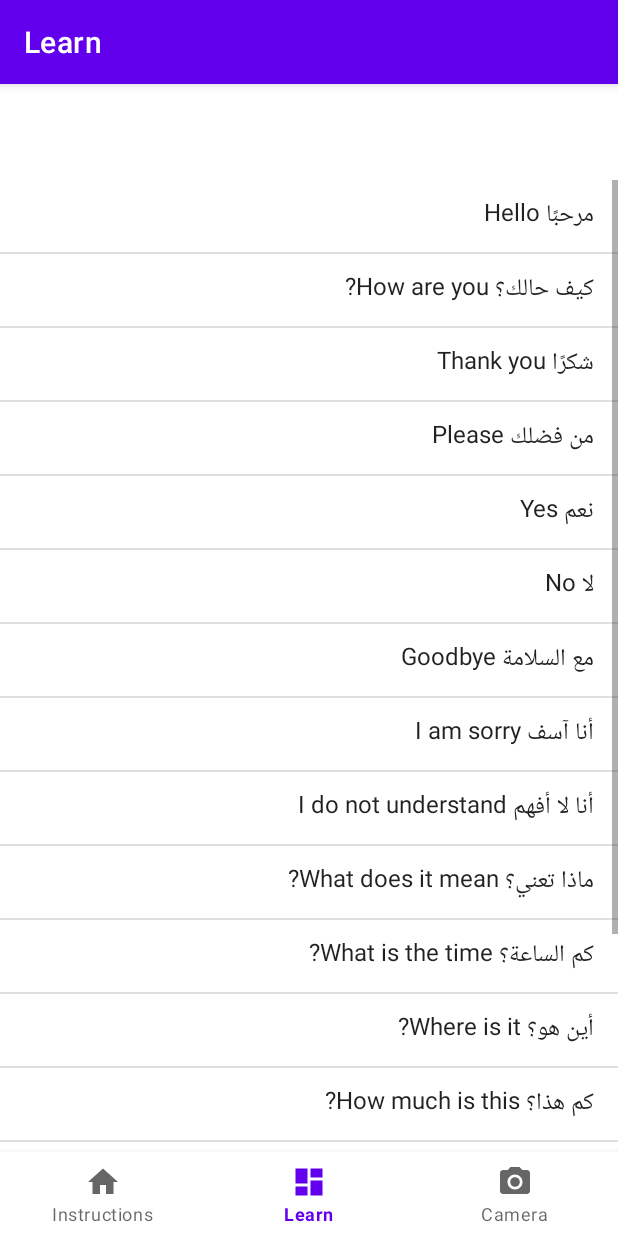
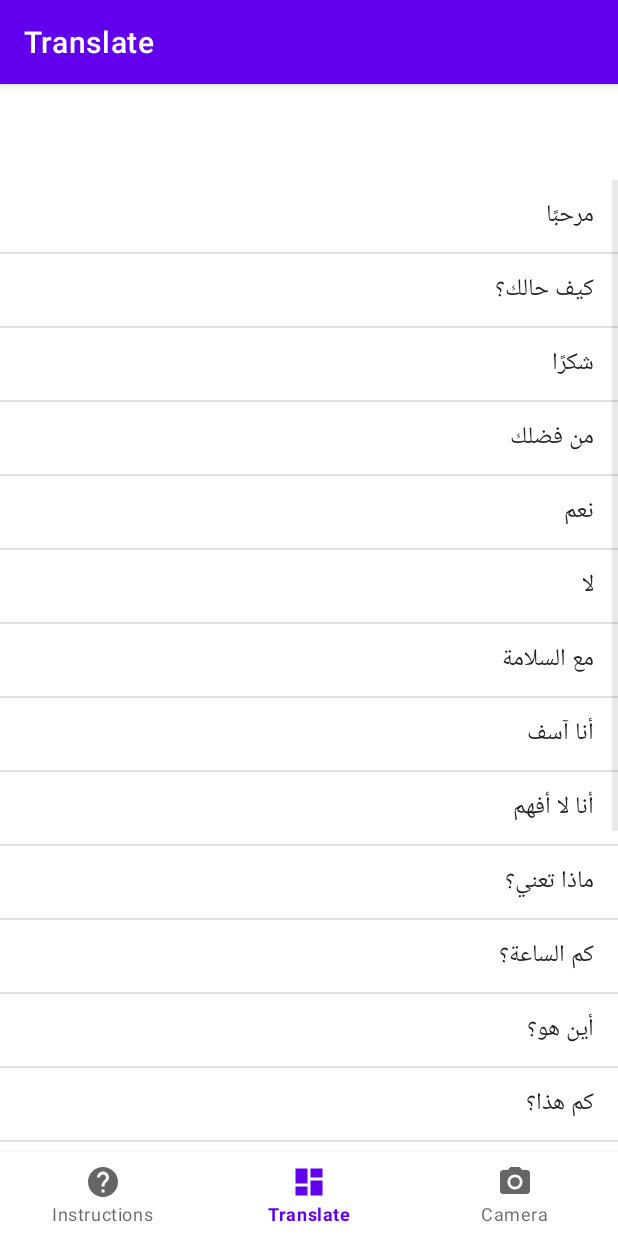
Before and after one commit to samielmadani/ArabicLingo, an Android app: the screen it shows after launch (MainActivity), item 2 of the bottom bar chosen, on a phone screen of 412 x 824 dp. Run offline under Robolectric (Android 15) with nearby library versions, the phone set to English and light mode, and no system bars; our stand-ins replace navigation-ui.

Commit message:
Saving progress

```diff
--- a/app/src/main/java/com/example/arabiclingo/ui/dashboard/DashboardFragment.kt
+++ b/app/src/main/java/com/example/arabiclingo/ui/dashboard/DashboardFragment.kt
@@ -22,29 +22,20 @@ class DashboardFragment : Fragment() {
     private val binding get() = _binding!!
     private lateinit var listView: ListView
 
-    private val phrasess = arrayOf(
-        "مرحبًا", "كيف حالك؟", "شكرًا", "من فضلك",
-        // Add more phrases here
-    )
 
     private val phrases: Array<String> by lazy {
         resources.getStringArray(R.array.phrases_array)
     }
 
-
-
-
+    private val answers: Array<String> by lazy {
+        resources.getStringArray(R.array.answers_array)
+    }
 
     override fun onCreateView(
         inflater: LayoutInflater,
         container: ViewGroup?,
         savedInstanceState: Bundle?
     ): View {
-
-
-
-        val dashboardViewModel =
-            ViewModelProvider(this).get(DashboardViewModel::class.java)
 
         _binding = FragmentDashboardBinding.inflate(inflater, container, false)
         val root: View = binding.root
@@ -56,7 +47,8 @@ class DashboardFragment : Fragment() {
 
         listView.setOnItemClickListener { _, _, position, _ ->
             val selectedPhrase = phrases[position]
-            val dialogFragment = PhraseDialogFragment(selectedPhrase)
+            val correctAnswer = answers[position]
+            val dialogFragment = PhraseDialogFragment(selectedPhrase, correctAnswer)
             dialogFragment.show(parentFragmentManager, "PhraseDialog")
         }
 
--- a/app/src/main/java/com/example/arabiclingo/ui/dashboard/PhraseDialogFragment.kt
+++ b/app/src/main/java/com/example/arabiclingo/ui/dashboard/PhraseDialogFragment.kt
@@ -2,11 +2,13 @@ import android.app.AlertDialog
 import android.app.Dialog
 import android.content.Context
 import android.os.Bundle
+import android.util.Log
 import android.view.inputmethod.InputMethodManager
 import android.widget.EditText
+import android.widget.Toast
 import androidx.fragment.app.DialogFragment
 
-class PhraseDialogFragment(private val phrase: String) : DialogFragment() {
+class PhraseDialogFragment(private val phrase: String, private val correctAnswer: String) : DialogFragment() {
 
     override fun onCreateDialog(savedInstanceState: Bundle?): Dialog {
         val inputEditText = EditText(requireContext())
@@ -20,7 +22,13 @@ class PhraseDialogFragment(private val phrase: String) : DialogFragment() {
             .setView(inputEditText)
             .setPositiveButton("Submit") { _, _ ->
                 val userTranslation = inputEditText.text.toString()
-                // Compare userTranslation with correct translation and display appropriate result
+                if (userTranslation.equals(correctAnswer, ignoreCase = true)) {
+                    // Set the item color to green in the list view
+                    showToast("$userTranslation is Correct!")
+                } else {
+                    showToast("$userTranslation is Incorrect. The correct answer is: $correctAnswer")
+
+                }
             }
             .setNegativeButton("Cancel", null)
             .create()
@@ -31,4 +39,8 @@ class PhraseDialogFragment(private val phrase: String) : DialogFragment() {
         imm.showSoftInput(this, InputMethodManager.SHOW_IMPLICIT)
     }
 
+    private fun showToast(message: String) {
+        Toast.makeText(requireContext(), message, Toast.LENGTH_SHORT).show()
+    }
+
 }
--- a/app/src/main/res/drawable/ic_home_black_24dp.xml
+++ b/app/src/main/res/drawable/ic_home_black_24dp.xml
@@ -1,9 +1,5 @@
-<vector xmlns:android="http://schemas.android.com/apk/res/android"
-    android:width="24dp"
-    android:height="24dp"
-    android:viewportWidth="24.0"
-    android:viewportHeight="24.0">
-    <path
-        android:fillColor="#FF000000"
-        android:pathData="M10,20v-6h4v6h5v-8h3L12,3 2,12h3v8z" />
+<vector android:autoMirrored="true" android:height="24dp"
+    android:tint="#000000" android:viewportHeight="24"
+    android:viewportWidth="24" android:width="24dp" xmlns:android="http://schemas.android.com/apk/res/android">
+    <path android:fillColor="@android:color/white" android:pathData="M12,2C6.48,2 2,6.48 2,12s4.48,10 10,10 10,-4.48 10,-10S17.52,2 12,2zM13,19h-2v-2h2v2zM15.07,11.25l-0.9,0.92C13.45,12.9 13,13.5 13,15h-2v-0.5c0,-1.1 0.45,-2.1 1.17,-2.83l1.24,-1.26c0.37,-0.36 0.59,-0.86 0.59,-1.41 0,-1.1 -0.9,-2 -2,-2s-2,0.9 -2,2L8,9c0,-2.21 1.79,-4 4,-4s4,1.79 4,4c0,0.88 -0.36,1.68 -0.93,2.25z"/>
 </vector>
--- a/app/src/main/res/layout/fragment_dashboard.xml
+++ b/app/src/main/res/layout/fragment_dashboard.xml
@@ -11,6 +11,8 @@
         android:layout_width="match_parent"
         android:layout_height="match_parent"
         android:layout_marginTop="8dp"
+        android:layout_marginBottom="50dp"
+        app:layout_constraintBottom_toBottomOf="parent"
         app:layout_constraintTop_toTopOf="parent" />
 
 </androidx.constraintlayout.widget.ConstraintLayout>
--- a/app/src/main/res/navigation/mobile_navigation.xml
+++ b/app/src/main/res/navigation/mobile_navigation.xml
@@ -3,7 +3,7 @@
     xmlns:app="http://schemas.android.com/apk/res-auto"
     xmlns:tools="http://schemas.android.com/tools"
     android:id="@+id/mobile_navigation"
-    app:startDestination="@+id/navigation_home">
+    app:startDestination="@+id/navigation_dashboard">
 
     <fragment
         android:id="@+id/navigation_home"
--- a/app/src/main/res/values/strings.xml
+++ b/app/src/main/res/values/strings.xml
@@ -1,34 +1,31 @@
 <resources>
     <string name="app_name">ArabicLingo</string>
     <string name="title_home">Instructions</string>
-    <string name="title_dashboard">Learn</string>
+    <string name="title_dashboard">Translate</string>
     <string name="title_notifications">Camera</string>
 
 
 
-
-
-
-    <string name="phrase_1">مرحبًا Hello</string>
-    <string name="phrase_2">كيف حالك؟ How are you?</string>
-    <string name="phrase_3">شكرًا Thank you</string>
-    <string name="phrase_4">من فضلك Please</string>
-    <string name="phrase_5">نعم Yes</string>
-    <string name="phrase_6">لا No</string>
-    <string name="phrase_7">مع السلامة Goodbye</string>
-    <string name="phrase_8">أنا آسف I am sorry</string>
-    <string name="phrase_9">أنا لا أفهم I do not understand</string>
-    <string name="phrase_10">ماذا تعني؟ What does it mean?</string>
-    <string name="phrase_11">كم الساعة؟ What is the time?</string>
-    <string name="phrase_12">أين هو؟ Where is it?</string>
-    <string name="phrase_13">كم هذا؟ How much is this?</string>
-    <string name="phrase_14">أنا جائع I am hungry</string>
-    <string name="phrase_15">أنا عطشان I am thirsty</string>
-    <string name="phrase_16">أنا تعبان I am tired</string>
-    <string name="phrase_17">أنا بخير I am fine</string>
-    <string name="phrase_18">ما اسمك؟ What is your name?</string>
-    <string name="phrase_19">أين الحمام؟ Where is the bathroom?</string>
-    <string name="phrase_20">ماذا تفعل؟ What are you doing?</string>
+    <string name="phrase_1">مرحبًا</string>
+    <string name="phrase_2">كيف حالك؟</string>
+    <string name="phrase_3">شكرًا</string>
+    <string name="phrase_4">من فضلك</string>
+    <string name="phrase_5">نعم</string>
+    <string name="phrase_6">لا</string>
+    <string name="phrase_7">مع السلامة</string>
+    <string name="phrase_8">أنا آسف</string>
+    <string name="phrase_9">أنا لا أفهم</string>
+    <string name="phrase_10">ماذا تعني؟</string>
+    <string name="phrase_11">كم الساعة؟</string>
+    <string name="phrase_12">أين هو؟</string>
+    <string name="phrase_13">كم هذا؟</string>
+    <string name="phrase_14">أنا جائع</string>
+    <string name="phrase_15">أنا عطشان</string>
+    <string name="phrase_16">أنا تعبان</string>
+    <string name="phrase_17">أنا بخير</string>
+    <string name="phrase_18">ما اسمك؟</string>
+    <string name="phrase_19">أين الحمام؟</string>
+    <string name="phrase_20">ماذا تفعل؟</string>
 
     <string-array name="phrases_array">
         <item>@string/phrase_1</item>
@@ -54,6 +51,51 @@
     </string-array>
 
 
+    <string name="answer_1">Hello</string>
+    <string name="answer_2">How are you?</string>
+    <string name="answer_3">Thank you</string>
+    <string name="answer_4">Please</string>
+    <string name="answer_5">Yes</string>
+    <string name="answer_6">No</string>
+    <string name="answer_7">Goodbye</string>
+    <string name="answer_8">I am sorry</string>
+    <string name="answer_9">I do not understand</string>
+    <string name="answer_10">What does it mean?</string>
+    <string name="answer_11">What is the time?</string>
+    <string name="answer_12">Where is it?</string>
+    <string name="answer_13">How much is this?</string>
+    <string name="answer_14">I am hungry</string>
+    <string name="answer_15">I am thirsty</string>
+    <string name="answer_16">I am tired</string>
+    <string name="answer_17">I am fine</string>
+    <string name="answer_18">What is your name?</string>
+    <string name="answer_19">Where is the bathroom?</string>
+    <string name="answer_20">What are you doing?</string>
+
+    <string-array name="answers_array">
+        <item>@string/answer_1</item>
+        <item>@string/answer_2</item>
+        <item>@string/answer_3</item>
+        <item>@string/answer_4</item>
+        <item>@string/answer_5</item>
+        <item>@string/answer_6</item>
+        <item>@string/answer_7</item>
+        <item>@string/answer_8</item>
+        <item>@string/answer_9</item>
+        <item>@string/answer_10</item>
+        <item>@string/answer_11</item>
+        <item>@string/answer_12</item>
+        <item>@string/answer_13</item>
+        <item>@string/answer_14</item>
+        <item>@string/answer_15</item>
+        <item>@string/answer_16</item>
+        <item>@string/answer_17</item>
+        <item>@string/answer_18</item>
+        <item>@string/answer_19</item>
+        <item>@string/answer_20</item>
+    </string-array>
+
+
 
 
 </resources>
```
